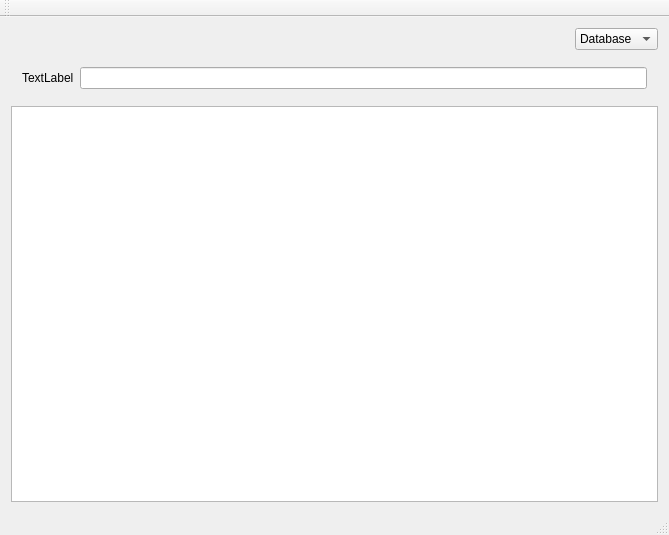
Before: the Qt Designer form cashio/MainWindow.ui in bsdelf/cashio, drawn with Qt 5.
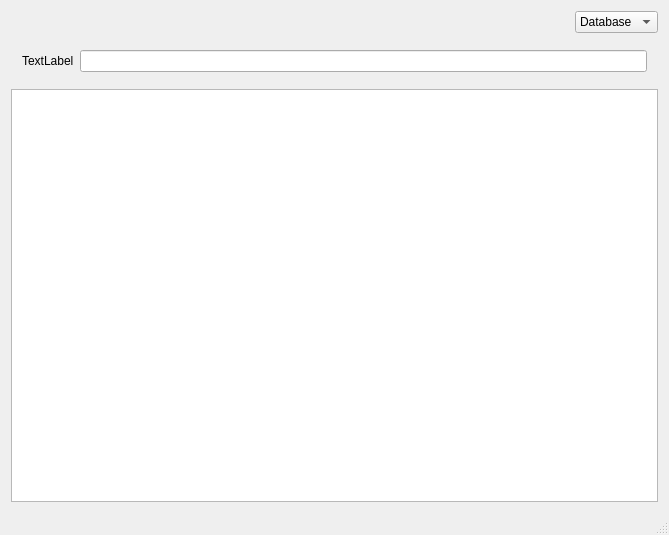
After: the same form once the commit is applied.

Commit message: remove toolbar

The edit to the form file:
```diff
--- a/cashio/MainWindow.ui
+++ b/cashio/MainWindow.ui
@@ -83,14 +83,6 @@
     </item>
    </layout>
   </widget>
-  <widget class="QToolBar" name="mainToolBar">
-   <attribute name="toolBarArea">
-    <enum>TopToolBarArea</enum>
-   </attribute>
-   <attribute name="toolBarBreak">
-    <bool>false</bool>
-   </attribute>
-  </widget>
   <widget class="QStatusBar" name="statusBar"/>
  </widget>
  <layoutdefault spacing="6" margin="11"/>
```
